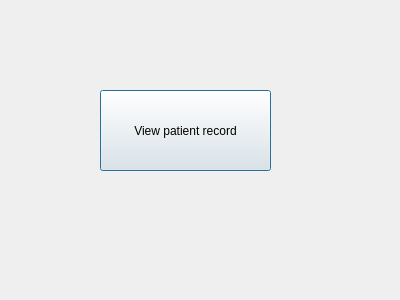
Before: the Qt Designer form nurse.ui in fatimanageh/cs2LabProject, drawn with Qt 5.
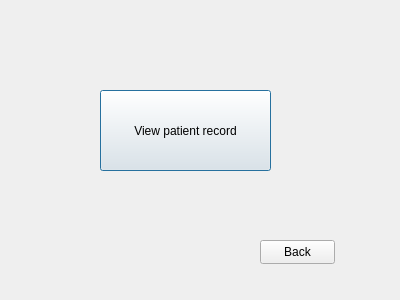
After: the same form once the commit is applied.

What changed in the file:
```diff
--- a/nurse.ui
+++ b/nurse.ui
@@ -26,6 +26,19 @@
     <string>View patient record</string>
    </property>
   </widget>
+  <widget class="QPushButton" name="Back">
+   <property name="geometry">
+    <rect>
+     <x>260</x>
+     <y>240</y>
+     <width>75</width>
+     <height>24</height>
+    </rect>
+   </property>
+   <property name="text">
+    <string>Back</string>
+   </property>
+  </widget>
  </widget>
  <resources/>
  <connections/>
```
